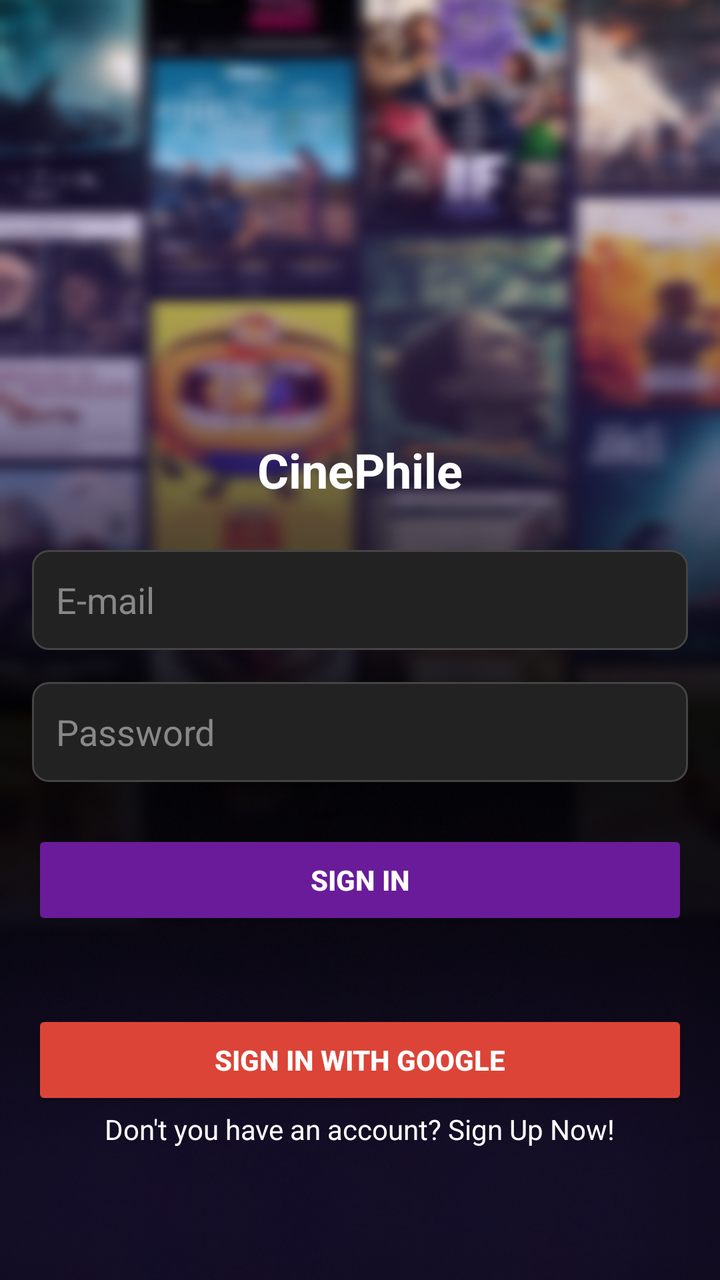
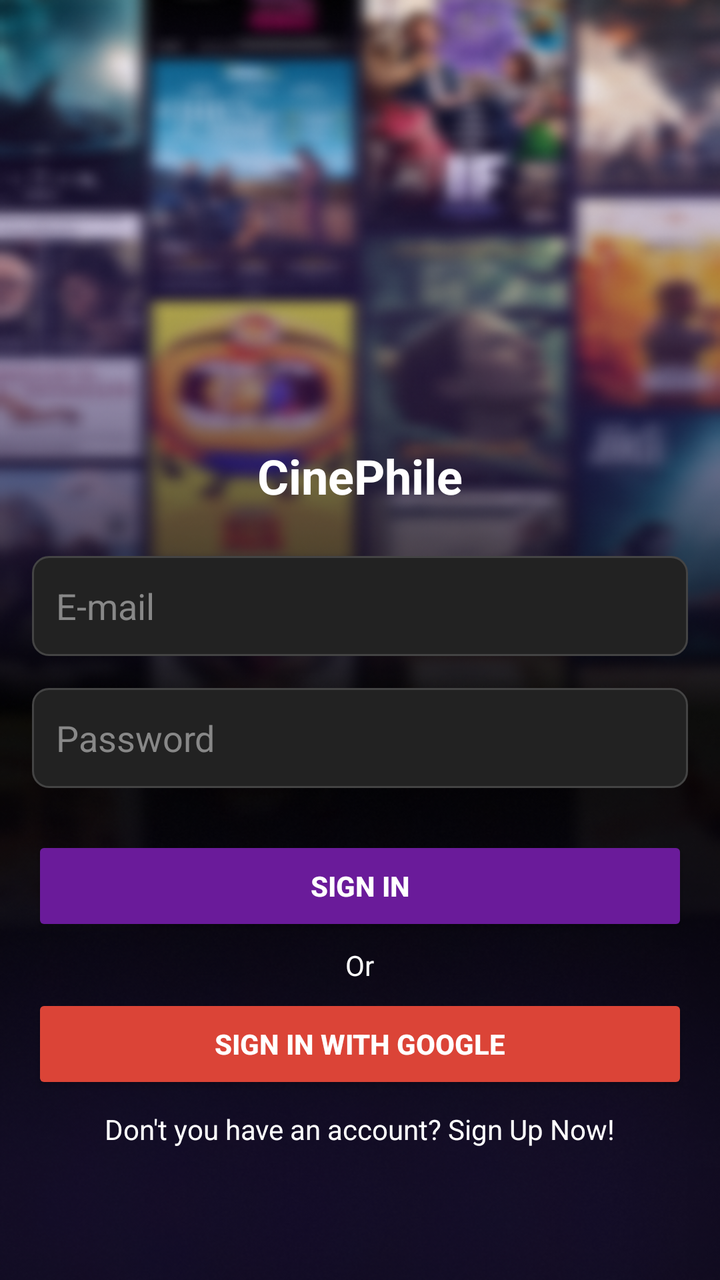

An Android layout rendered at two revisions. The XML below is the earlier revision; the diff shows what the commit changed to produce the second picture.
<!-- AndroidManifest.xml: application theme Theme.AppCompat.Light.NoActionBar -->
<!-- res/layout/activity_login.xml -->
<FrameLayout
    xmlns:android="http://schemas.android.com/apk/res/android"
    android:layout_width="match_parent"
    android:layout_height="match_parent"
    android:background="@drawable/background_image">

    
    <LinearLayout
        android:layout_width="match_parent"
        android:layout_height="wrap_content"
        android:layout_gravity="bottom"
        android:layout_marginBottom="50dp"
        android:background="@android:color/transparent"
        android:gravity="center"
        android:orientation="vertical"
        android:padding="16dp">

        
        <TextView
            android:id="@+id/titleTextView"
            android:layout_width="wrap_content"
            android:layout_height="wrap_content"
            android:layout_marginBottom="24dp"
            android:gravity="center"
            android:text="CinePhile"
            android:textColor="#FFFFFF"
            android:textSize="24sp"
            android:textStyle="bold" />

        
        <EditText
            android:id="@+id/emailEditText"
            android:layout_width="match_parent"
            android:layout_height="50dp"
            android:layout_marginBottom="16dp"
            android:background="@drawable/input_field_background"
            android:hint="E-mail"
            android:padding="12dp"
            android:textColor="#FFFFFF"
            android:textColorHint="#888888" />

        
        <EditText
            android:id="@+id/passwordEditText"
            android:layout_width="match_parent"
            android:layout_height="50dp"
            android:layout_marginBottom="24dp"
            android:background="@drawable/input_field_background"
            android:hint="Password"
            android:inputType="textPassword"
            android:padding="12dp"
            android:textColor="#FFFFFF"
            android:textColorHint="#888888" />

        
        <Button
            android:id="@+id/loginButton"
            android:layout_width="match_parent"
            android:layout_height="50dp"
            android:layout_marginBottom="24dp"
            android:backgroundTint="#6A1B9A"
            android:text="Sign In"
            android:textColor="#FFFFFF"
            android:textStyle="bold" />
        <Button
            android:id="@+id/googleSignInButton"
            android:layout_width="match_parent"
            android:layout_height="50dp"
            android:layout_marginTop="16dp"
            android:backgroundTint="#DB4437"
            android:text="Sign In with Google"
            android:textColor="#FFFFFF"
            android:textStyle="bold" />

        
        <TextView
            android:id="@+id/registerTextView"
            android:layout_width="wrap_content"
            android:layout_height="wrap_content"
            android:gravity="center"
            android:text="Don't you have an account? Sign Up Now!"
            android:textColor="#FFFFFF"
            android:textSize="14sp"></TextView>

    </LinearLayout>

</FrameLayout>
<!-- resources referenced by this layout -->
<resources>
  <!-- drawable background_image: png bitmap (drawable, 361447 bytes) -->
  <!-- drawable input_field_background (drawable) -->
  <shape xmlns:android="http://schemas.android.com/apk/res/android">
      <solid android:color="#222222" />
      <corners android:radius="8dp" />
      <stroke android:color="#444444" android:width="1dp" />
  </shape>
</resources>

<!-- the commit's change to res/layout/activity_login.xml (unified diff, before → after) -->
@@ -57,16 +57,25 @@
             android:id="@+id/loginButton"
             android:layout_width="match_parent"
             android:layout_height="50dp"
-            android:layout_marginBottom="24dp"
             android:backgroundTint="#6A1B9A"
             android:text="Sign In"
             android:textColor="#FFFFFF"
             android:textStyle="bold" />
+        <TextView
+            android:id="@+id/or"
+            android:layout_width="wrap_content"
+            android:layout_height="wrap_content"
+            android:gravity="center"
+            android:text="Or"
+            android:textColor="#FFFFFF"
+            android:textSize="14sp"
+            android:layout_marginVertical="5dp"/>
+
         <Button
             android:id="@+id/googleSignInButton"
             android:layout_width="match_parent"
             android:layout_height="50dp"
-            android:layout_marginTop="16dp"
+            android:layout_marginBottom="8dp"
             android:backgroundTint="#DB4437"
             android:text="Sign In with Google"
             android:textColor="#FFFFFF"
